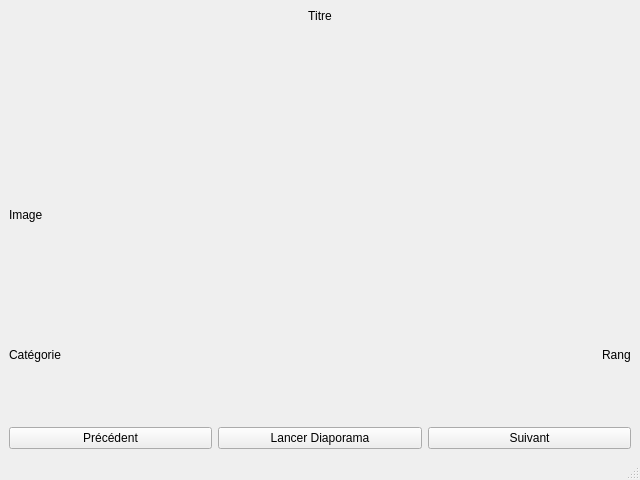
This is V1/lecteurvue.ui in Feror-BotMaker/SAE201-Diaporama as Qt 5 draws it before an edit. The edited form follows.
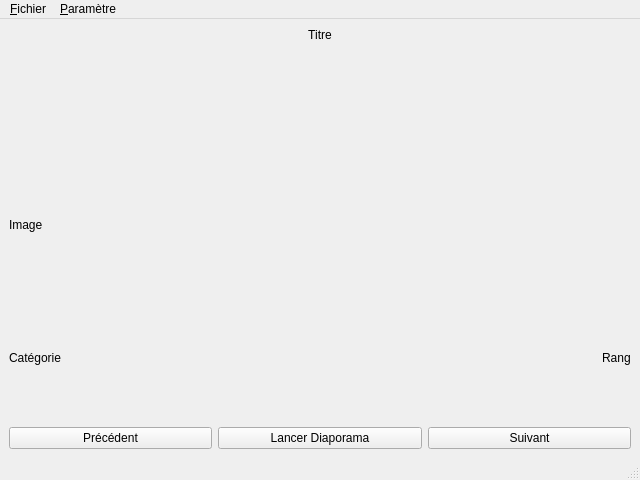
This is the edited form.

Commit message: Ajout de la barre de menu que j'avais oublié

Patch:
```diff
--- a/V1/lecteurvue.ui
+++ b/V1/lecteurvue.ui
@@ -102,6 +102,28 @@
      <height>36</height>
     </rect>
    </property>
+   <widget class="QMenu" name="menu_Fichier">
+    <property name="title">
+     <string>&amp;Fichier</string>
+    </property>
+    <addaction name="actionSortir"/>
+   </widget>
+   <widget class="QMenu" name="menuParam_tre">
+    <property name="title">
+     <string>&amp;Paramètre</string>
+    </property>
+    <widget class="QMenu" name="menuVItesse_de_d_filement">
+     <property name="title">
+      <string>VItesse de défilement</string>
+     </property>
+     <addaction name="actionToutes_les_2_secondes"/>
+    </widget>
+    <addaction name="actionChanger_diaporama"/>
+    <addaction name="actionEnlever_diaporama"/>
+    <addaction name="menuVItesse_de_d_filement"/>
+   </widget>
+   <addaction name="menu_Fichier"/>
+   <addaction name="menuParam_tre"/>
   </widget>
   <widget class="QStatusBar" name="statusbar"/>
   <action name="action_quitter">
```
Left out of the diff: 20 changed lines with no effect on the pictures.
